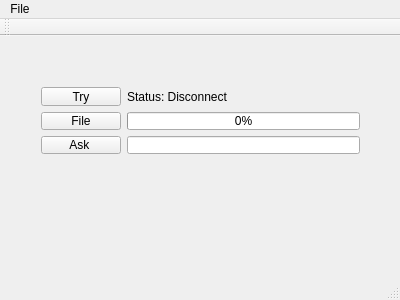
First picture: the form in HOST_QT/mainwindow.ui, repository lisitsynSA/inter, before the edit.
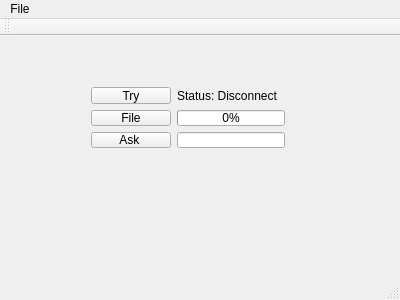
Second picture: the form after the edit.

Commit message: [HOST][FEAT]New signals and forms

```diff
--- a/HOST_QT/mainwindow.ui
+++ b/HOST_QT/mainwindow.ui
@@ -17,16 +17,14 @@
    <widget class="QWidget" name="verticalLayoutWidget">
     <property name="geometry">
      <rect>
-      <x>30</x>
+      <x>80</x>
       <y>40</y>
-      <width>341</width>
-      <height>89</height>
+      <width>216</width>
+      <height>83</height>
      </rect>
     </property>
-    <layout class="QVBoxLayout" name="verticalLayout">
-     <item>
-      <layout class="QHBoxLayout" name="horizontalLayout">
-       <item>
+    <layout class="QGridLayout" name="gridLayout">
+     <item row="0" column="0">
         <widget class="QPushButton" name="tryButton">
          <property name="maximumSize">
           <size>
@@ -38,35 +36,11 @@
           <string>Try</string>
          </property>
          <property name="checkable">
-          <bool>true</bool>
+        <bool>false</bool>
          </property>
         </widget>
        </item>
-       <item>
-        <widget class="QLabel" name="statusLabel">
-         <property name="text">
-          <string>Status: Disconnect</string>
-         </property>
-        </widget>
-       </item>
-       <item>
-        <spacer name="horizontalSpacer">
-         <property name="orientation">
-          <enum>Qt::Horizontal</enum>
-         </property>
-         <property name="sizeHint" stdset="0">
-          <size>
-           <width>40</width>
-           <height>20</height>
-          </size>
-         </property>
-        </spacer>
-       </item>
-      </layout>
-     </item>
-     <item>
-      <layout class="QHBoxLayout" name="horizontalLayout_3">
-       <item>
+     <item row="1" column="0">
         <widget class="QPushButton" name="fileButton">
          <property name="maximumSize">
           <size>
@@ -79,25 +53,28 @@
          </property>
         </widget>
        </item>
-       <item>
+     <item row="2" column="0">
+      <widget class="QPushButton" name="askButton">
+       <property name="text">
+        <string>Ask </string>
+       </property>
+      </widget>
+     </item>
+     <item row="0" column="1">
+      <widget class="QLabel" name="statusLabel">
+       <property name="text">
+        <string>Status: Disconnect</string>
+       </property>
+      </widget>
+     </item>
+     <item row="1" column="1">
         <widget class="QProgressBar" name="progressBar">
          <property name="value">
           <number>0</number>
          </property>
         </widget>
        </item>
-      </layout>
-     </item>
-     <item>
-      <layout class="QHBoxLayout" name="horizontalLayout_4">
-       <item>
-        <widget class="QPushButton" name="askButton">
-         <property name="text">
-          <string>Ask </string>
-         </property>
-        </widget>
-       </item>
-       <item>
+     <item row="2" column="1">
         <widget class="QLineEdit" name="lineEdit">
          <property name="enabled">
           <bool>true</bool>
@@ -106,8 +83,6 @@
           <bool>true</bool>
          </property>
         </widget>
-       </item>
-      </layout>
      </item>
     </layout>
    </widget>
```
Left out of the diff: 2 changed lines with no effect on the pictures. Lines whose indentation alone changed are shown as unchanged. The commit also changes 2 other files.
